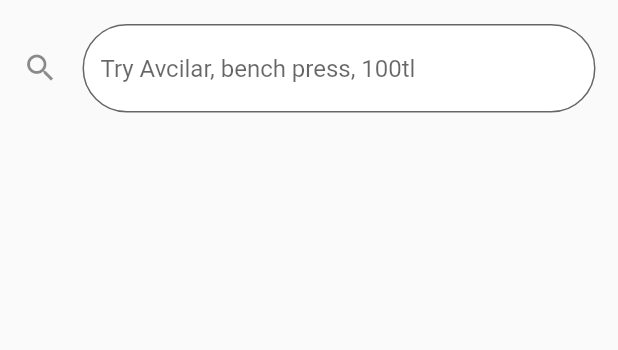
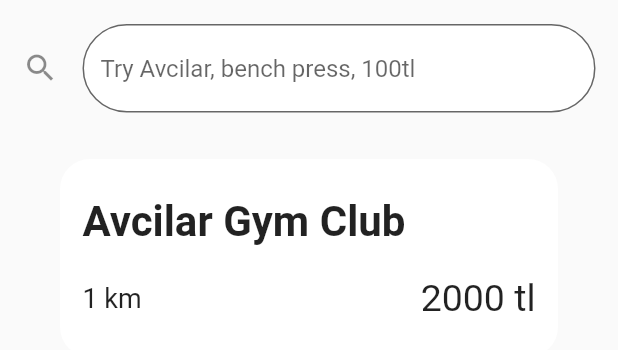
Before and after one commit to HiEdson/GymFinder, a Flutter app: the MyCustomForm widget shown alone on an empty page, opened directly, on a phone screen of 412 x 824 dp. Shown: the top 350 px of the screen. Run offline on Flutter 3.47's test engine with Material 2 defaults, Android fonts, the phone set to English and light mode, and no system bars.

Commit message:
Added gym component in order to display each element in gymList page

```diff
--- /dev/null
+++ b/lib/gymComponent.dart
@@ -0,0 +1,57 @@
+import 'package:flutter/material.dart';
+
+
+class gymComp extends StatelessWidget {
+  final gymData;
+  gymComp(this.gymData);
+
+  @override
+  Widget build(BuildContext context){
+    return Container(
+      width: double.infinity,
+      margin: EdgeInsets.symmetric(horizontal: 40, vertical: 15),
+      padding: EdgeInsets.symmetric(horizontal: 15, vertical: 25),
+     decoration: BoxDecoration(
+        borderRadius: BorderRadius.circular(20),
+        color: Colors.white
+      ),
+      child: Column(
+        children: [
+              Align(
+                alignment: Alignment.centerLeft,
+                child: Container(
+                  // color: Colors.red,
+                  child: Text(
+                    gymData,
+                    style: TextStyle(fontWeight: FontWeight.bold, fontSize: 28.0),
+                  ),
+                ),
+              ),
+              Align(
+              alignment: Alignment.centerLeft,
+
+              child: Container(
+                margin: const EdgeInsets.only(top:20.0),
+                // color: Colors.red,
+                child: Row(
+                   mainAxisAlignment: MainAxisAlignment.spaceBetween,
+                  children: [
+                    Text(
+                        "1 km",
+                        style: TextStyle(
+                            fontSize: 18.0),
+                      ),
+                      Text(
+                        "2000 tl",
+                        style: TextStyle(
+                            fontSize: 25.0),
+                      ),
+                  ],
+                )
+              ),
+            ),
+            ],
+      )
+    );
+  }
+}
--- a/lib/gymList.dart
+++ b/lib/gymList.dart
@@ -1,5 +1,6 @@
 import 'package:flutter/material.dart';
 import 'package:gymfinder/main.dart';
+import './gymComponent.dart';
 
 void main() {
   runApp(gymList());
@@ -21,6 +22,7 @@ class gymListState extends State<gymList> {
           title: Text("Furkan's navbar goes hire"),
         ),
         body: Container(
+          // resizeToAvoidBottomPadding: false
           padding: const EdgeInsets.only(),
           decoration: BoxDecoration(
             image: DecorationImage(
@@ -59,9 +61,12 @@ class MyCustomForm extends StatelessWidget {
         Container(
           alignment: Alignment.centerLeft,
           width: 500,
-          child: Padding(
+          child: Column(
+
+            children: [
+              Padding(
                   padding: EdgeInsets.symmetric(horizontal: 15, vertical: 16),
-            child: Column(children: const <Widget> [
+                  child: Column(children: const <Widget>[
                     TextField(
                       decoration: InputDecoration(
                         icon: Icon(Icons.search),
@@ -77,12 +82,14 @@ class MyCustomForm extends StatelessWidget {
                         //   child: Icon(
                         //   Icons.search,
                         // ),)
-
                       ),
                     ),
-              // const Icon(Icons.search),
                   ]),
                 ),
+                //it will be mapped
+            gymComp('Avcilar Gym Club'),
+            ],
+          )
         )
       ],
     );
```
Lines whose indentation alone changed are shown as unchanged.
